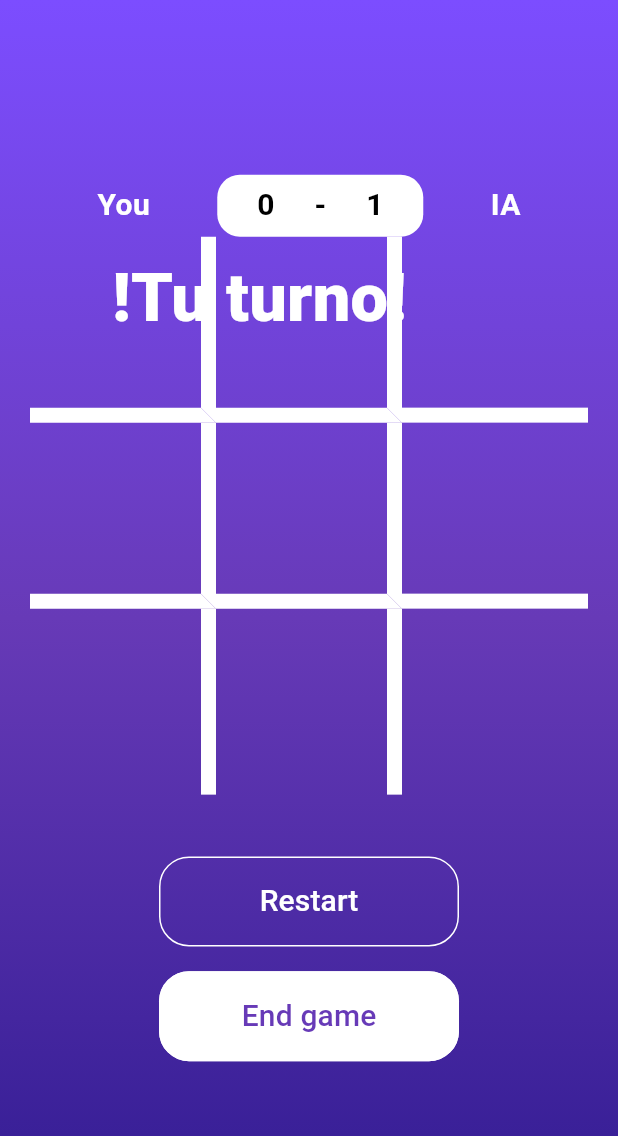
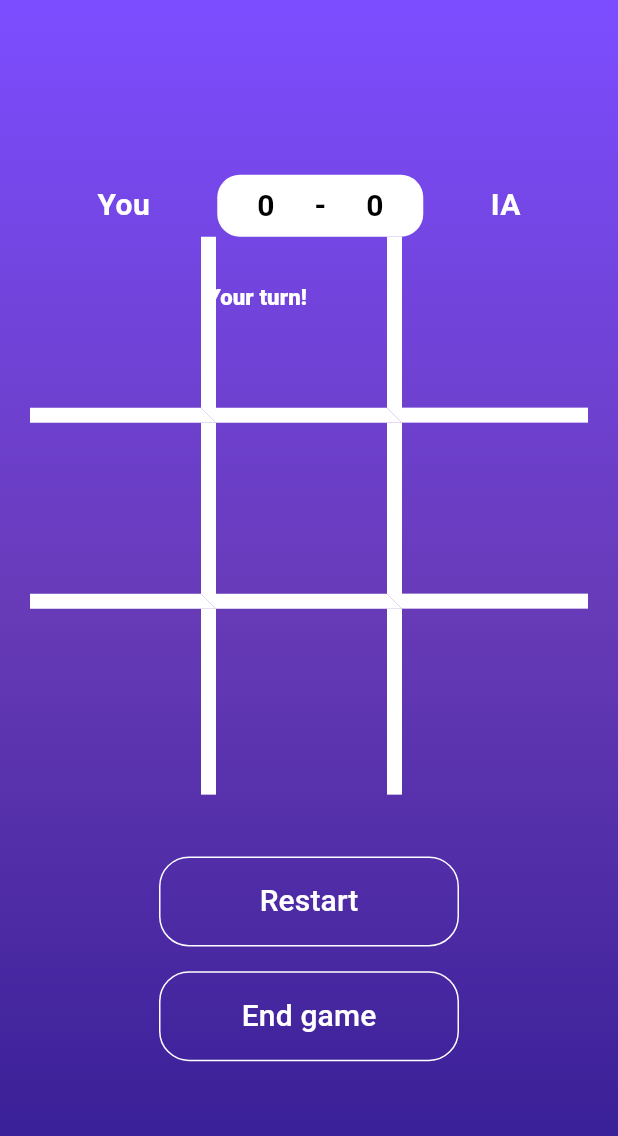
Before and after one commit to Eduar2TC/tic_tac_toe, a Flutter app: the Game screen opened by its route, on a phone screen of 412 x 824 dp. Shown: the top 1136 px of the screen. Run offline on Flutter 3.47's test engine with Material 3 defaults, Android fonts, the phone set to English and light mode, and no system bars; our stand-ins replace confetti, google_fonts; statements that could not run were skipped.

Commit message:
confetti animation

```diff
--- a/lib/screens/game/custom_widgets/animations/figure_animated_widget.dart
+++ b/lib/screens/game/custom_widgets/animations/figure_animated_widget.dart
@@ -23,11 +23,14 @@ class FigureAnimationWidgetState extends State<FigureAnimationWidget>
     _controller = AnimationController(
       vsync: this,
       duration: const Duration(milliseconds: 700),
-    )..forward();
+    );
     _animation = CurvedAnimation(
       parent: _controller,
       curve: Curves.fastEaseInToSlowEaseOut,
     );
+    WidgetsBinding.instance.addPostFrameCallback((_) {
+      _controller.forward();
+    });
   }
 
   @override
--- a/lib/screens/game/custom_widgets/animations/text_message_animation.dart
+++ b/lib/screens/game/custom_widgets/animations/text_message_animation.dart
@@ -34,16 +34,19 @@ class _TextMessageState extends State<TextMessage>
         });
       }
     });
+    WidgetsBinding.instance!.addPostFrameCallback((_) {
+      _controller.forward();
+    });
     super.initState();
   }
 
-  @override
+  /*@override
   void didChangeDependencies() {
     Future.delayed(const Duration(milliseconds: 500), () {
       _controller.forward();
     });
     super.didChangeDependencies();
-  }
+  }*/
 
   @override
   Widget build(BuildContext context) {
@@ -52,7 +55,8 @@ class _TextMessageState extends State<TextMessage>
       builder: (context, _) {
         return Transform.scale(
           scale: _animation.value,
-          child: Text(widget.message,
+          child: Text(
+            widget.message,
             style: GoogleFonts.seymourOne(
               textStyle: TextStyle(
                 fontSize: widget.fontSize,
@@ -60,7 +64,8 @@ class _TextMessageState extends State<TextMessage>
                 fontWeight: FontWeight.w800,
                 letterSpacing: .2,
               ),
-              )),
+            ),
+          ),
         );
       },
     );
--- /dev/null
+++ b/lib/screens/game/custom_widgets/animations/value_text_animation.dart
@@ -0,0 +1,63 @@
+import 'package:flutter/material.dart';
+
+class ValueTextAnimation extends StatelessWidget {
+  const ValueTextAnimation({
+    super.key,
+    required this.valueNotifier,
+  });
+
+  final ValueNotifier<int> valueNotifier;
+
+  @override
+  Widget build(BuildContext context) {
+    return ValueListenableBuilder(
+      valueListenable: valueNotifier,
+      builder: (context, valueNotifier, _) => Stack(
+        alignment: Alignment.center,
+        children: [
+          TweenAnimationBuilder(
+            key: ValueKey('old_$valueNotifier'),
+            tween: Tween<double>(begin: 0, end: 30),
+            curve: Curves.linear,
+            duration: const Duration(milliseconds: 500),
+            builder: (context, value, _) => Transform.translate(
+              offset: Offset(0, value),
+              child: Opacity(
+                opacity: 1 - (value.abs() / 30),
+                child: Text(
+                  (valueNotifier - 1).toString(),
+                  style: const TextStyle(
+                    fontSize: 20,
+                    fontWeight: FontWeight.bold,
+                    color: Colors.black,
+                  ),
+                ),
+              ),
+            ),
+          ),
+          TweenAnimationBuilder(
+            key: ValueKey('new_$valueNotifier'),
+            tween: Tween<double>(begin: -30, end: 0),
+            curve: Curves.elasticOut,
+            duration: const Duration(milliseconds: 2000),
+            builder: (context, value, _) => Transform.translate(
+              offset: Offset(0, value),
+              child: Opacity(
+                opacity: 1 - (value.abs() / 80),
+                child: _,
+              ),
+            ),
+            child: Text(
+              valueNotifier.toString(),
+              style: const TextStyle(
+                fontSize: 20,
+                fontWeight: FontWeight.bold,
+                color: Colors.black,
+              ),
+            ),
+          ),
+        ],
+      ),
+    );
+  }
+}
--- a/lib/screens/game/custom_widgets/title_board.dart
+++ b/lib/screens/game/custom_widgets/title_board.dart
@@ -1,14 +1,19 @@
 import 'package:flutter/material.dart';
+import 'package:tic_tac_toe/screens/game/custom_widgets/animations/value_text_animation.dart';
 
 class TitleBoard extends StatelessWidget {
   const TitleBoard({
     super.key,
     required this.width,
     required this.height,
+    required this.playerTurnsWon,
+    required this.iaTurnsWon,
   });
 
   final double width;
   final double height;
+  final ValueNotifier<int> playerTurnsWon;
+  final ValueNotifier<int> iaTurnsWon;
 
   @override
   Widget build(BuildContext context) {
@@ -34,16 +39,9 @@ class TitleBoard extends StatelessWidget {
           ),
           child: Row(
             mainAxisAlignment: MainAxisAlignment.values[5],
-            children: const [
-              Text(
-                '0',
-                style: TextStyle(
-                  fontSize: 20,
-                  fontWeight: FontWeight.bold,
-                  color: Colors.black,
-                ),
-              ),
-              Text(
+            children: [
+              ValueTextAnimation(valueNotifier: playerTurnsWon),
+              const Text(
                 '-',
                 style: TextStyle(
                   fontSize: 20,
@@ -51,14 +49,7 @@ class TitleBoard extends StatelessWidget {
                   color: Colors.black,
                 ),
               ),
-              Text(
-                '1',
-                style: TextStyle(
-                  fontSize: 20,
-                  fontWeight: FontWeight.bold,
-                  color: Colors.black,
-                ),
-              )
+              ValueTextAnimation(valueNotifier: iaTurnsWon),
             ],
           ),
         ),
--- a/lib/screens/game/game.dart
+++ b/lib/screens/game/game.dart
@@ -2,6 +2,7 @@ import 'dart:async';
 import 'package:flutter/material.dart';
 import 'package:tic_tac_toe/screens/game/custom_widgets/btn_creator.dart';
 import 'package:tic_tac_toe/screens/game/custom_widgets/button.dart';
+import 'package:tic_tac_toe/screens/game/custom_widgets/game_over_message.dart';
 import 'package:tic_tac_toe/screens/game/custom_widgets/title_board.dart';
 import 'package:tic_tac_toe/screens/game/ia_logic/game_logic.dart';
 import 'package:tic_tac_toe/utils/figures.dart';
@@ -31,12 +32,16 @@ class _GameState extends State<Game> {
   final GameLogic gameLogic = GameLogic();
   late Figure userFigure;
   late Figure iaFigure;
-  late Turn turn; // turn of the player
-  late int playerTurnsWon = 0;
-  late int iaTurnsWon = 0;
   late final ValueNotifier<WinningLine?> _winningLineNotifier =
       ValueNotifier<WinningLine?>(
           null); // ValueNotifier to notify the winning line
+
+  late ValueNotifier<Turn> turn; // turn of the player
+  late final ValueNotifier<int> _playerTurnsWon = ValueNotifier<int>(0);
+  late final ValueNotifier<int> _iaTurnsWon = ValueNotifier<int>(0);
+  final notifierGameOver = ValueNotifier<bool>(false);
+  bool isFirstGame = true;
+  bool playerWinner = false;
 
   @override
   void didChangeDependencies() {
@@ -47,18 +52,25 @@ class _GameState extends State<Game> {
 
   @override
   void initState() {
-    turn = math.Random().nextInt(2) == 0 ? Turn.userPlayer : Turn.iaPlayer;
+    if (isFirstGame) {
+      turn = ValueNotifier<Turn>(isFirstGame && math.Random().nextInt(2) == 0
+          ? Turn.userPlayer
+          : Turn.iaPlayer);
+    }
     Future.delayed(
       const Duration(milliseconds: 1500),
       () {
+        if (isFirstGame) {
           decideTurn();
+          isFirstGame = !isFirstGame;
+        }
       },
     );
     super.initState();
   }
 
   void decideTurn() {
-    turn == Turn.iaPlayer ? iaTurn() : null;
+    turn.value == Turn.iaPlayer ? iaTurn() : null;
   }
 
   void iaTurn() {
@@ -76,9 +88,16 @@ class _GameState extends State<Game> {
   void restartGame() {
     // Reset the game board
     gameLogic.board = List.generate(3, (_) => List.filled(3, 0));
-    _winningLineNotifier.value = null;
     for (int i = 0; i < 9; i++) {
       _buttonNotifiers[i].value = Figure.empty;
+    }
+    _winningLineNotifier.value = null;
+    notifierGameOver.value = false;
+    if (playerWinner) {
+      turn.value = Turn.iaPlayer;
+      iaTurn();
+    } else {
+      turn.value = Turn.userPlayer;
     }
   }
 
@@ -100,7 +119,12 @@ class _GameState extends State<Game> {
         log('Winning line starts at ${winningLine.start} and ends at ${winningLine.end}');
         Future.delayed(const Duration(milliseconds: 500), () {
           _winningLineNotifier.value = winningLine;
+          _playerTurnsWon.value++;
         });
+        Future.delayed(const Duration(milliseconds: 1000), () {
+          notifierGameOver.value = true;
+        });
+        playerWinner = true;
       }
     } else if (gameLogic.isMovesLeft()) {
       Move bestMove = gameLogic.findBestMove();
@@ -123,7 +147,12 @@ class _GameState extends State<Game> {
         log('Winning line starts at ${winningLine.start} and ends at ${winningLine.end}');
         Future.delayed(const Duration(milliseconds: 1200), () {
           _winningLineNotifier.value = winningLine;
+          _iaTurnsWon.value++;
         });
+        Future.delayed(const Duration(milliseconds: 1000), () {
+          notifierGameOver.value = true;
+        });
+        playerWinner = false;
       }
     }
   }
@@ -170,7 +199,12 @@ class _GameState extends State<Game> {
           child: Column(
             mainAxisAlignment: MainAxisAlignment.center,
             children: <Widget>[
-              TitleBoard(width: width, height: height),
+              TitleBoard(
+                width: width,
+                height: height,
+                playerTurnsWon: _playerTurnsWon,
+                iaTurnsWon: _iaTurnsWon,
+              ),
               Stack(
                 alignment: Alignment.center,
                 children: [
@@ -202,17 +236,36 @@ class _GameState extends State<Game> {
                   ),
                   buildWinnerLine(width, height),
                   Positioned(
-                      left: width * 0.13,
+                    left: width * 0.10,
                     top: height * 0.01,
-                      child: turn == Turn.userPlayer
+                    child: ValueListenableBuilder(
+                      valueListenable: turn,
+                      builder: (context, Turn value, _) {
+                        return value == Turn.userPlayer
                             ? const TextMessage(
-                              message: '!Tu turno!',
+                                key: Key('userTurn'),
+                                message: '!Your turn!',
                                 fontSize: 45,
                               )
                             : const TextMessage(
-                              message: '!Empezo el juego!',
-                              fontSize: 30,
-                            )),
+                                key: Key('iaTurn'),
+                                message: '!The game is started!',
+                                fontSize: 25,
+                              );
+                      },
+                    ),
+                  ),
+                  ValueListenableBuilder(
+                    valueListenable: notifierGameOver,
+                    builder: (context, gameOver, _) => gameOver
+                        ? GameOverMessage(
+                            //add emoji to the message
+                            message: playerWinner
+                                ? '¡You Win! 🏆'
+                                : '¡You Loose! 😞',
+                          )
+                        : Container(),
+                  ),
                 ],
               ),
               SizedBox(
@@ -231,8 +284,8 @@ class _GameState extends State<Game> {
                 height: height / 50,
               ),
               Button(
-                fontColor: Colors.deepPurple,
-                backgroundColor: Colors.white,
+                fontColor: Colors.white,
+                backgroundColor: Colors.transparent,
                 borderColor: Colors.white,
                 text: 'End game',
                 onPressed: () {
--- a/pubspec.yaml
+++ b/pubspec.yaml
@@ -29,6 +29,8 @@ dependencies:
 
   cupertino_icons: ^1.0.6
   google_fonts: ^6.2.1
+  provider: ^6.1.2
+  confetti: ^0.7.0
 
 dev_dependencies:
   flutter_test:
```
Also changed, not shown: lib/screens/game/custom_widgets/custom_confetti.dart (added, +75 -0 lines), lib/screens/game/custom_widgets/game_over_message.dart (added, +49 -0 lines), pubspec.lock. Lines whose indentation alone changed are shown as unchanged.
